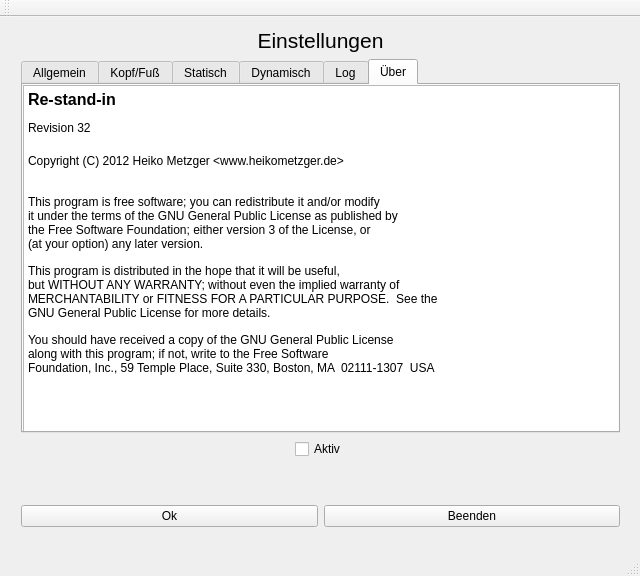
Old version of the form rsi.ui in the repository Merhoc/re-stand-in.
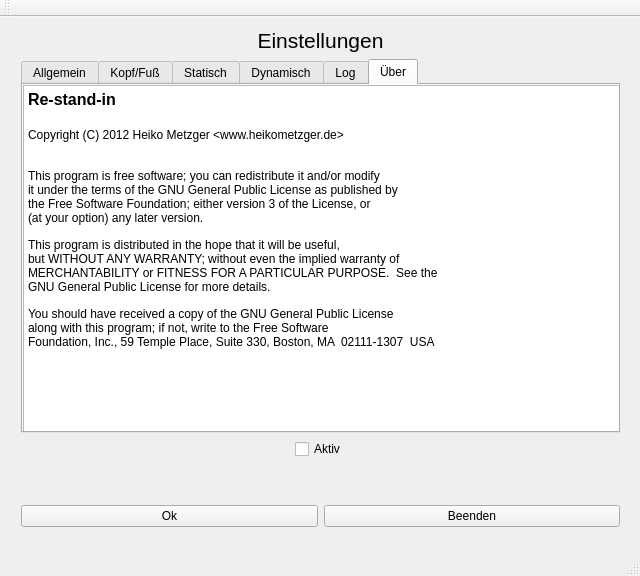
New version of the form. The open tabs and pages were chosen to show the change.

```diff
--- a/rsi.ui
+++ b/rsi.ui
@@ -405,8 +405,7 @@
 &lt;html&gt;&lt;head&gt;&lt;meta name=&quot;qrichtext&quot; content=&quot;1&quot; /&gt;&lt;style type=&quot;text/css&quot;&gt;
 p, li { white-space: pre-wrap; }
 &lt;/style&gt;&lt;/head&gt;&lt;body style=&quot; font-family:'MS Shell Dlg 2'; font-size:8.25pt; font-weight:400; font-style:normal;&quot;&gt;
-&lt;p style=&quot; margin-top:0px; margin-bottom:0px; margin-left:0px; margin-right:0px; -qt-block-indent:0; text-indent:0px;&quot;&gt;&lt;span style=&quot; font-family:'Ubuntu'; font-size:12pt; font-weight:600;&quot;&gt;Re-stand-in&lt;br /&gt;&lt;/span&gt;&lt;/p&gt;
-&lt;p style=&quot; margin-top:0px; margin-bottom:0px; margin-left:0px; margin-right:0px; -qt-block-indent:0; text-indent:0px;&quot;&gt;&lt;span style=&quot; font-family:'Courier New,courier'; font-size:9pt; color:#000000;&quot;&gt;Revision 32 &lt;/span&gt;&lt;/p&gt;
+&lt;p style=&quot; margin-top:0px; margin-bottom:0px; margin-left:0px; margin-right:0px; -qt-block-indent:0; text-indent:0px;&quot;&gt;&lt;span style=&quot; font-family:'Ubuntu'; font-size:12pt; font-weight:600;&quot;&gt;Re-stand-in&lt;/span&gt;&lt;/p&gt;
 &lt;p style=&quot;-qt-paragraph-type:empty; margin-top:0px; margin-bottom:0px; margin-left:0px; margin-right:0px; -qt-block-indent:0; text-indent:0px; font-family:'Ubuntu'; font-size:12pt; font-weight:600;&quot;&gt;&lt;/p&gt;
 &lt;p style=&quot; margin-top:0px; margin-bottom:0px; margin-left:0px; margin-right:0px; -qt-block-indent:0; text-indent:0px;&quot;&gt;&lt;span style=&quot; font-family:'Ubuntu'; font-size:9pt; color:#000000;&quot;&gt;Copyright (C) 2012 Heiko Metzger &amp;lt;www.heikometzger.de&amp;gt;&lt;br /&gt;&lt;/span&gt;&lt;/p&gt;
 &lt;p style=&quot;-qt-paragraph-type:empty; margin-top:0px; margin-bottom:0px; margin-left:0px; margin-right:0px; -qt-block-indent:0; text-indent:0px; font-family:'Ubuntu'; font-size:9pt; color:#000000;&quot;&gt;&lt;/p&gt;
```
Left out of the diff: 2 changed lines with no effect on the pictures.
